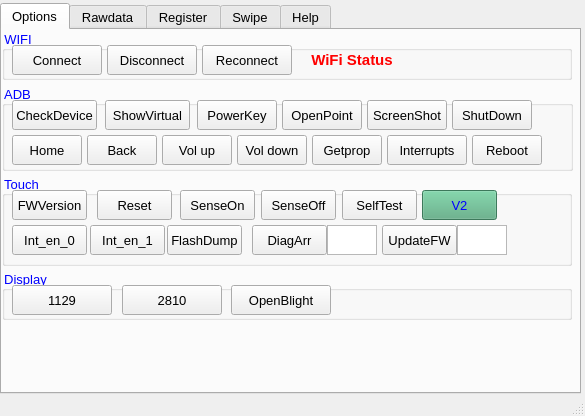
This is uimonitor.ui in MorgenYang/newMonitor as Qt 5 draws it before an edit. The edited form follows.
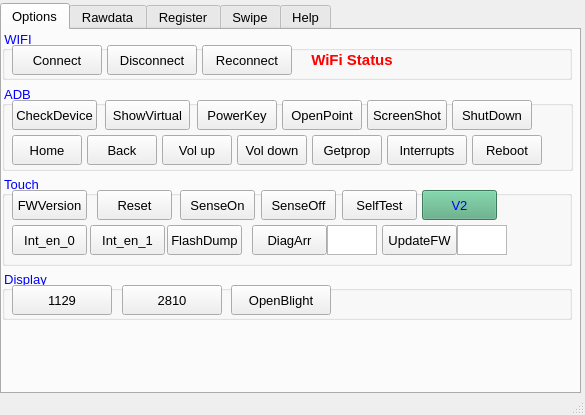
This is the edited form.

```diff
--- a/uimonitor.ui
+++ b/uimonitor.ui
@@ -10,9 +10,21 @@
     <x>0</x>
     <y>0</y>
     <width>585</width>
-    <height>416</height>
+    <height>415</height>
    </rect>
   </property>
+  <property name="minimumSize">
+   <size>
+    <width>585</width>
+    <height>415</height>
+   </size>
+  </property>
+  <property name="maximumSize">
+   <size>
+    <width>585</width>
+    <height>415</height>
+   </size>
+  </property>
   <property name="windowTitle">
    <string>ADB Monitor 2.0.0</string>
   </property>
```
